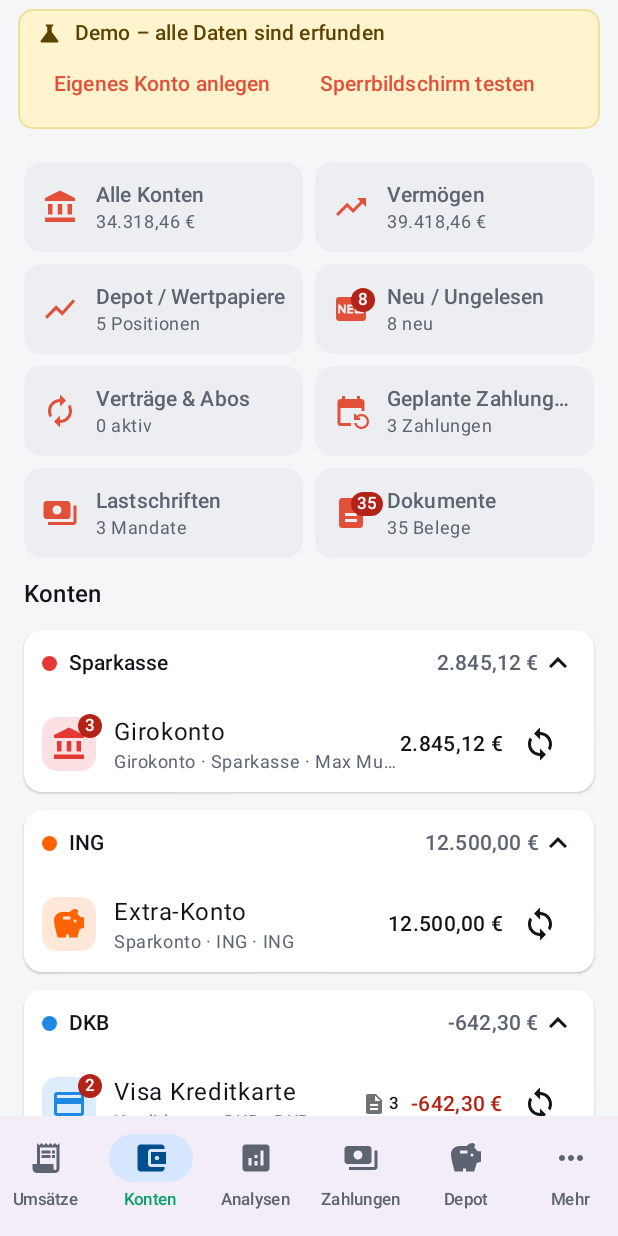
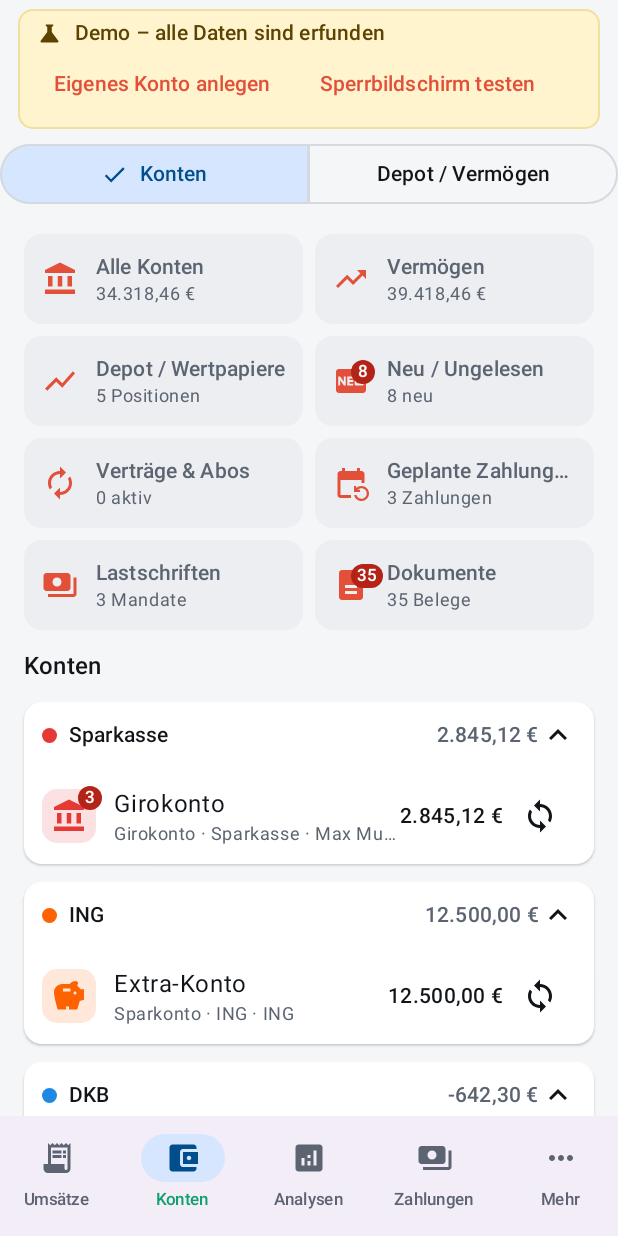
Before and after one commit to 24unix/GiroCrab, an Android app built with Jetpack Compose: the screen it shows after launch (MainActivity), item 2 of the bottom bar chosen, on a phone screen of 412 x 824 dp. Run offline under Robolectric (Android 15) with nearby library versions, the phone set to English and light mode, and no system bars; 2 statements that could not run were skipped.

Commit message:
feat(ui): enforce strict Fluent 2 & Material 3 design guidelines (5 bottom tabs, booking avatars, full sidebar titles)

```diff
--- a/GiroCrabAndroid/app/src/main/java/de/girocrab/app/MainActivity.kt
+++ b/GiroCrabAndroid/app/src/main/java/de/girocrab/app/MainActivity.kt
@@ -29,6 +29,7 @@ import de.girocrab.app.ui.screens.TagManagerDialog
 import java.io.File
 import androidx.activity.viewModels
 import androidx.compose.foundation.layout.Box
+import androidx.compose.foundation.layout.fillMaxWidth
 import androidx.compose.foundation.layout.Column
 import androidx.compose.foundation.layout.padding
 import androidx.compose.foundation.layout.fillMaxSize
@@ -44,6 +45,9 @@ import androidx.compose.material3.MaterialTheme
 import androidx.compose.material3.NavigationBar
 import androidx.compose.material3.NavigationBarItem
 import androidx.compose.material3.Scaffold
+import androidx.compose.material3.SegmentedButton
+import androidx.compose.material3.SegmentedButtonDefaults
+import androidx.compose.material3.SingleChoiceSegmentedButtonRow
 import androidx.compose.material3.Text
 import androidx.compose.runtime.Composable
 import androidx.compose.runtime.LaunchedEffect
@@ -73,6 +77,21 @@ enum class MainTab(val label: String, val icon: ImageVector) {
     Payments("Zahlungen", Icons.Default.Payments),
     Portfolio("Depot", Icons.Default.Savings),
     More("Mehr", Icons.Default.MoreHoriz),
+}
+
+/** Prominent segmented toggle at the top of Konten: accounts vs. Depot / Vermögen. */
+@androidx.compose.runtime.Composable
+private fun AccountsWealthToggle(portfolio: Boolean, onSelect: (portfolio: Boolean) -> Unit) {
+    val labels = listOf("Konten", "Depot / Vermögen")
+    SingleChoiceSegmentedButtonRow(Modifier.fillMaxWidth().padding(horizontal = 16.dp, vertical = 8.dp)) {
+        labels.forEachIndexed { i, label ->
+            SegmentedButton(
+                selected = (i == 1) == portfolio,
+                onClick = { onSelect(i == 1) },
+                shape = SegmentedButtonDefaults.itemShape(index = i, count = labels.size),
+            ) { Text(label, maxLines = 1) }
+        }
+    }
 }
 
 /** FragmentActivity (not ComponentActivity) because BiometricPrompt requires it. */
@@ -165,9 +184,9 @@ fun GiroCrabRoot(
     Scaffold(
         bottomBar = {
             NavigationBar {
-                MainTab.entries.forEach { t ->
+                MainTab.entries.filter { it != MainTab.Portfolio }.forEach { t ->
                     NavigationBarItem(
-                        selected = tab == t,
+                        selected = tab == t || (t == MainTab.Accounts && tab == MainTab.Portfolio),
                         onClick = { tab = t },
                         icon = { Icon(t.icon, contentDescription = t.label) },
                         label = { Text(t.label, fontSize = 11.sp, maxLines = 1, softWrap = false, overflow = TextOverflow.Ellipsis) },
@@ -204,7 +223,10 @@ fun GiroCrabRoot(
                             onOpenBooking = { detail = it },
                             onToggleChecked = vm::toggleBookingChecked,
                         )
-                        MainTab.Accounts -> AccountsAndWealthScreen(
+                        MainTab.Accounts -> Column(Modifier.fillMaxSize()) {
+                          AccountsWealthToggle(portfolio = false, onSelect = { tab = if (it) MainTab.Portfolio else MainTab.Accounts })
+                          AccountsAndWealthScreen(
+                            modifier = Modifier.weight(1f),
                             state = state,
                             badges = AccountsBadges(
                                 unreadBookings = state.data.bookings.count { !it.checked },
@@ -214,16 +236,20 @@ fun GiroCrabRoot(
                             ),
                             onSelectGroup = { vm.selectGroup(it); tab = MainTab.Bookings },
                             onSelectAccount = { vm.selectAccount(it); tab = MainTab.Bookings },
-                        )
+                          )
+                        }
                         MainTab.Analytics -> AnalyticsScreen(state, vm, onShowBookings = { tab = MainTab.Bookings })
                         MainTab.Payments -> PaymentsScreen(state = state, onSubmitTransfer = vm::submitTransfer)
-                        MainTab.Portfolio -> PortfolioAndAssetsScreen(
+                        MainTab.Portfolio -> Column(Modifier.fillMaxSize()) {
+                          AccountsWealthToggle(portfolio = true, onSelect = { tab = if (it) MainTab.Portfolio else MainTab.Accounts })
+                          PortfolioAndAssetsScreen(
                             state = state,
                             onUpsertLoan = vm::upsertLoan,
                             onDeleteLoan = vm::deleteLoan,
                             onUpsertAsset = vm::upsertAsset,
                             onDeleteAsset = vm::deleteAsset,
-                        )
+                          )
+                        }
                         MainTab.More -> SettingsScreen(
                             state = state,
                             onLanguage = { vm.setLanguage(it); onLanguage(it) },
@@ -236,6 +262,7 @@ fun GiroCrabRoot(
                             onOpenTags = { dialog = ManagementDialog.Tags },
                             onOpenCategories = { dialog = ManagementDialog.Categories },
                             onAddBank = { dialog = ManagementDialog.AddBank },
+                            onOpenPortfolio = { tab = MainTab.Portfolio },
                         )
                     }
                 }
--- a/GiroCrabAndroid/app/src/main/java/de/girocrab/app/ui/screens/BookingStreamScreen.kt
+++ b/GiroCrabAndroid/app/src/main/java/de/girocrab/app/ui/screens/BookingStreamScreen.kt
@@ -7,6 +7,7 @@ import androidx.compose.foundation.horizontalScroll
 import androidx.compose.foundation.layout.Arrangement
 import androidx.compose.foundation.layout.Box
 import androidx.compose.foundation.layout.Column
+import androidx.compose.foundation.layout.PaddingValues
 import androidx.compose.foundation.layout.Row
 import androidx.compose.foundation.layout.Spacer
 import androidx.compose.foundation.layout.fillMaxWidth
@@ -14,6 +15,7 @@ import androidx.compose.foundation.layout.padding
 import androidx.compose.foundation.layout.size
 import androidx.compose.foundation.layout.width
 import androidx.compose.foundation.lazy.LazyColumn
+import androidx.compose.foundation.lazy.LazyRow
 import androidx.compose.foundation.lazy.items
 import androidx.compose.foundation.rememberScrollState
 import androidx.compose.foundation.shape.CircleShape
@@ -38,6 +40,7 @@ import androidx.compose.material3.ButtonDefaults
 import androidx.compose.material3.FilledTonalButton
 import androidx.compose.material3.FilterChip
 import androidx.compose.material3.Icon
+import androidx.compose.material3.Surface
 import androidx.compose.material3.IconButton
 import androidx.compose.material3.MaterialTheme
 import androidx.compose.material3.OutlinedTextField
@@ -301,11 +304,11 @@ private fun FilterBar(
     onAnalytics: (Boolean) -> Unit,
     count: Int,
 ) {
-    Column(Modifier.fillMaxWidth().padding(horizontal = 12.dp), verticalArrangement = Arrangement.spacedBy(6.dp)) {
+    Column(Modifier.fillMaxWidth(), verticalArrangement = Arrangement.spacedBy(6.dp)) {
         OutlinedTextField(
             value = search,
             onValueChange = onSearch,
-            modifier = Modifier.fillMaxWidth(),
+            modifier = Modifier.fillMaxWidth().padding(horizontal = 16.dp),
             singleLine = true,
             placeholder = { Text("Suchen") },
             leadingIcon = { Icon(Icons.Filled.Search, null) },
@@ -314,26 +317,30 @@ private fun FilterBar(
             },
             keyboardOptions = KeyboardOptions.Default,
         )
-        Row(
-            Modifier.horizontalScroll(rememberScrollState()),
+        LazyRow(
+            modifier = Modifier.fillMaxWidth(),
+            contentPadding = PaddingValues(horizontal = 16.dp),
             horizontalArrangement = Arrangement.spacedBy(8.dp),
             verticalAlignment = Alignment.CenterVertically,
         ) {
-            DropdownChip(range.label, TimeRange.entries.map { it.label to { onRange(it) } }, selected = range != TimeRange.All)
-            DropdownChip(flow.label, FlowFilter.entries.map { it.label to { onFlow(it) } }, selected = flow != FlowFilter.All)
+            item { DropdownChip(range.label, TimeRange.entries.map { it.label to { onRange(it) } }, selected = range != TimeRange.All) }
+            item { DropdownChip(flow.label, FlowFilter.entries.map { it.label to { onFlow(it) } }, selected = flow != FlowFilter.All) }
+            item {
                 val cat = categories.firstOrNull { it.id == categoryId }
                 DropdownChip(
                     cat?.name ?: "Kategorie",
                     listOf("Alle Kategorien" to { onCategory(null) }) + categories.map { c -> c.name to { onCategory(c.id) } },
                     selected = cat != null,
                 )
-            tags.forEach { t ->
+            }
+            items(tags, key = { it.id }) { t ->
                 FilterChip(
                     selected = tagId == t.id,
                     onClick = { onTag(if (tagId == t.id) null else t.id) },
                     label = { Text("#${t.name}") },
                 )
             }
+            item {
                 FilterChip(
                     selected = docsOnly,
                     onClick = { onDocs(!docsOnly) },
@@ -341,7 +348,8 @@ private fun FilterBar(
                     leadingIcon = { Icon(Icons.Filled.AttachFile, null, Modifier.size(16.dp)) },
                 )
             }
-        Row(Modifier.fillMaxWidth(), verticalAlignment = Alignment.CenterVertically) {
+        }
+        Row(Modifier.fillMaxWidth().padding(horizontal = 16.dp), verticalAlignment = Alignment.CenterVertically) {
             FilterChip(
                 selected = analytics,
                 onClick = { onAnalytics(!analytics) },
@@ -451,8 +459,21 @@ private fun BookingRow(
         Modifier.fillMaxWidth().clickable(onClick = onClick).padding(horizontal = 8.dp, vertical = 6.dp),
         verticalAlignment = Alignment.Top,
     ) {
-        Box(Modifier.size(32.dp).clickable(onClick = onToggleChecked), contentAlignment = Alignment.Center) {
+        Box(Modifier.size(20.dp).clickable(onClick = onToggleChecked), contentAlignment = Alignment.Center) {
             if (unchecked) Box(Modifier.size(10.dp).clip(CircleShape).background(Color(0xFF1E88E5)))
+        }
+        Surface(
+            modifier = Modifier.padding(end = 12.dp).size(38.dp),
+            shape = CircleShape,
+            color = MaterialTheme.colorScheme.secondaryContainer,
+        ) {
+            Box(contentAlignment = Alignment.Center) {
+                Text(
+                    if (masked) "••" else merchantInitials(booking.counterparty),
+                    style = MaterialTheme.typography.labelLarge,
+                    color = MaterialTheme.colorScheme.onSecondaryContainer,
+                )
+            }
         }
         Column(Modifier.weight(1f).padding(end = 8.dp)) {
             Text(
@@ -490,6 +511,17 @@ private fun BookingRow(
     }
 }
 
+/** Two-letter initials of a merchant name, e.g. "LI" for LIDL, "RE" for REWE. */
+private fun merchantInitials(name: String): String {
+    val words = name.trim().split(Regex("\\s+")).filter { w -> w.any { it.isLetterOrDigit() } }
+    val letters = when {
+        words.isEmpty() -> return "—"
+        words.size == 1 -> words[0].filter { it.isLetterOrDigit() }.take(2)
+        else -> words.take(2).map { w -> w.first { it.isLetterOrDigit() } }.joinToString("")
+    }
+    return letters.uppercase()
+}
+
 @Composable
 private fun Pill(text: String, tint: Color) {
     Text(
--- a/GiroCrabAndroid/app/src/main/java/de/girocrab/app/ui/screens/ManagementAndSettingsScreen.kt
+++ b/GiroCrabAndroid/app/src/main/java/de/girocrab/app/ui/screens/ManagementAndSettingsScreen.kt
@@ -441,6 +441,7 @@ fun SettingsScreen(
     onOpenTags: () -> Unit,
     onOpenCategories: () -> Unit,
     onAddBank: () -> Unit,
+    onOpenPortfolio: () -> Unit = {},
     verifiedAnnouncements: List<Announcement> = state.data.announcements,
     modifier: Modifier = Modifier,
 ) {
@@ -448,6 +449,7 @@ fun SettingsScreen(
         AnnouncementsBanner(verifiedAnnouncements)
 
         SettingsSection("Verwalten") {
+            ListItem(headlineContent = { Text("Depot / Vermögen") }, modifier = Modifier.clickable(onClick = onOpenPortfolio))
             ListItem(headlineContent = { Text("Bank hinzufügen") }, modifier = Modifier.clickable(onClick = onAddBank))
             ListItem(headlineContent = { Text("Regeln (${state.data.rules.size})") }, modifier = Modifier.clickable(onClick = onOpenRules))
             ListItem(headlineContent = { Text("Kategorien (${state.data.categories.size})") }, modifier = Modifier.clickable(onClick = onOpenCategories))
```
Also changed, not shown: 1 other file. Lines whose indentation alone changed are shown as unchanged.
